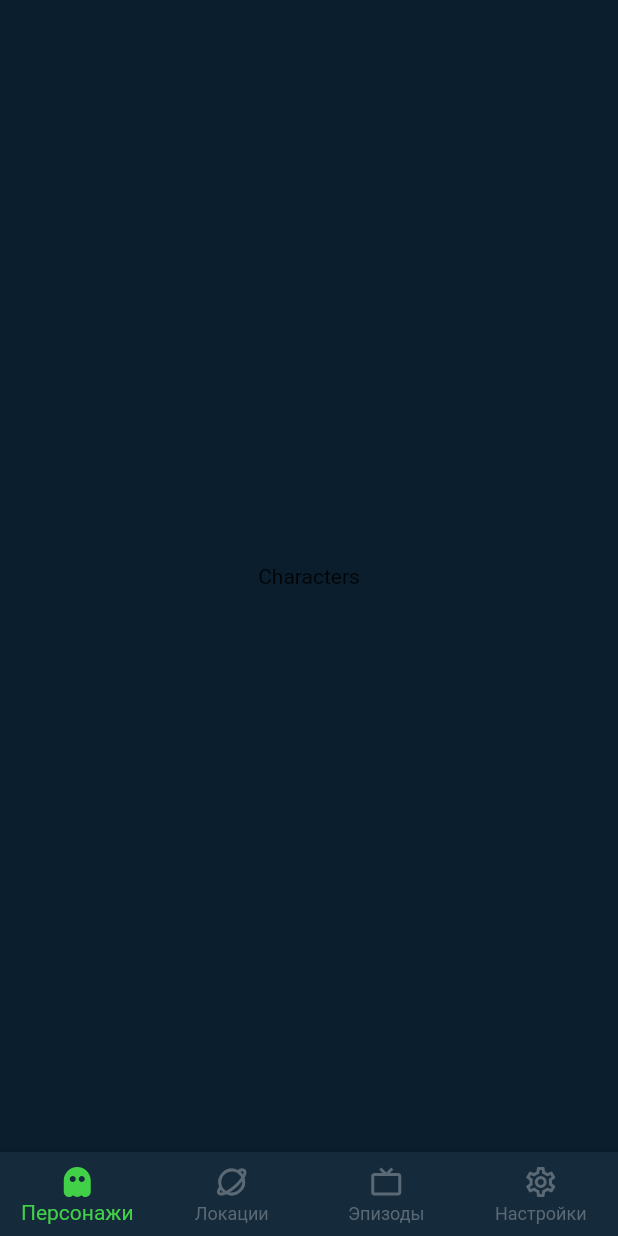
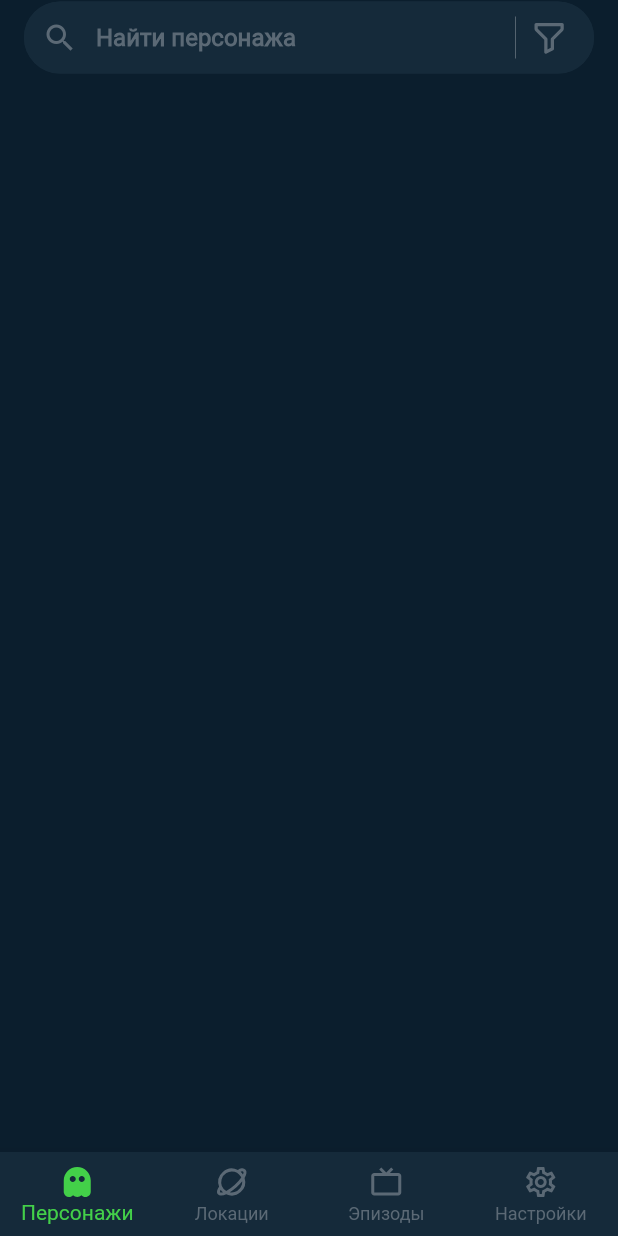
Before and after one commit to Kolyanchik1115/rick_morty, a Flutter app: the screen it shows after launch, on a phone screen of 412 x 824 dp. Run offline on Flutter 3.47's test engine with Material 2 defaults, Android fonts, the phone set to English and light mode, and no system bars; our stand-ins replace icons_plus.

Commit message:
Add search bar

```diff
--- a/lib/config/theme.dart
+++ b/lib/config/theme.dart
@@ -12,11 +12,10 @@ ThemeData theme() {
     textTheme: textTheme(),
   );
 }
-
 TextTheme textTheme() {
   return const TextTheme(
     displayLarge: TextStyle(
-      color: Colors.white,
+      color: Color(0xff5B6975),
       fontSize: 16,
       fontWeight: FontWeight.bold,
     ),
--- a/lib/screens/character/character_screen.dart
+++ b/lib/screens/character/character_screen.dart
@@ -1,4 +1,5 @@
 import 'package:flutter/material.dart';
+import 'package:rick_morty/widgets/search_bar.dart';
 
 class CharacterScreen extends StatelessWidget {
   const CharacterScreen({super.key});
@@ -15,7 +16,9 @@ class CharacterScreen extends StatelessWidget {
   @override
   Widget build(BuildContext context) {
     return const Scaffold(
-      body: Center(child: Text('Characters')),
+      appBar: CustomAppBar(
+        hintText: 'Найти персонажа',
+      ),
     );
   }
 }
--- /dev/null
+++ b/lib/widgets/search_bar.dart
@@ -0,0 +1,74 @@
+import 'package:flutter/material.dart';
+import 'package:icons_plus/icons_plus.dart';
+
+class CustomAppBar extends StatelessWidget with PreferredSizeWidget {
+  final String hintText;
+
+  const CustomAppBar({
+    Key? key,
+    required this.hintText,
+  }) : super(key: key);
+
+  @override
+  Widget build(BuildContext context) {
+    return AppBar(
+      backgroundColor: Theme.of(context).scaffoldBackgroundColor,
+      elevation: 0,
+      title: Row(
+        mainAxisAlignment: MainAxisAlignment.spaceBetween,
+        children: [
+          Expanded(
+            child: TextField(
+              decoration: InputDecoration(
+                filled: true,
+                contentPadding: const EdgeInsets.symmetric(horizontal: 15.0),
+                fillColor:
+                    Theme.of(context).bottomNavigationBarTheme.backgroundColor,
+                hintText: hintText,
+                hintStyle: Theme.of(context).textTheme.displayLarge,
+                suffixIcon: Container(
+                  margin: const EdgeInsets.all(10.0),
+                  padding: const EdgeInsets.symmetric(horizontal: 8),
+                  decoration: const BoxDecoration(
+                    border: Border(
+                      left: BorderSide(
+                        color: Color(0xff5B6975),
+                        width: 0.6
+                      ),
+                    ),
+                  ),
+                  child: const Icon(
+                    BoxIcons.bx_filter_alt,
+                    size: 26,
+                    color: Color(0xff5B6975),
+                  ),
+                ),
+                prefixIcon: const Icon(
+                  Icons.search,
+                  color: Color(0xff5B6975),
+                ),
+                enabledBorder: OutlineInputBorder(
+                  borderRadius: BorderRadius.circular(45.0),
+                  borderSide: const BorderSide(
+                    width: 2.0,
+                    color: Color(0xff152A3A),
+                  ),
+                ),
+                focusedBorder: OutlineInputBorder(
+                  borderRadius: BorderRadius.circular(45.0),
+                  borderSide: const BorderSide(
+                    width: 2.0,
+                    color: Color(0xff152A3A),
+                  ),
+                ),
+              ),
+            ),
+          ),
+        ],
+      ),
+    );
+  }
+
+  @override
+  Size get preferredSize => const Size.fromHeight(50.0);
+}
```
Also changed, not shown: lib/widgets/search_box.dart (deleted, +0 -44 lines).
